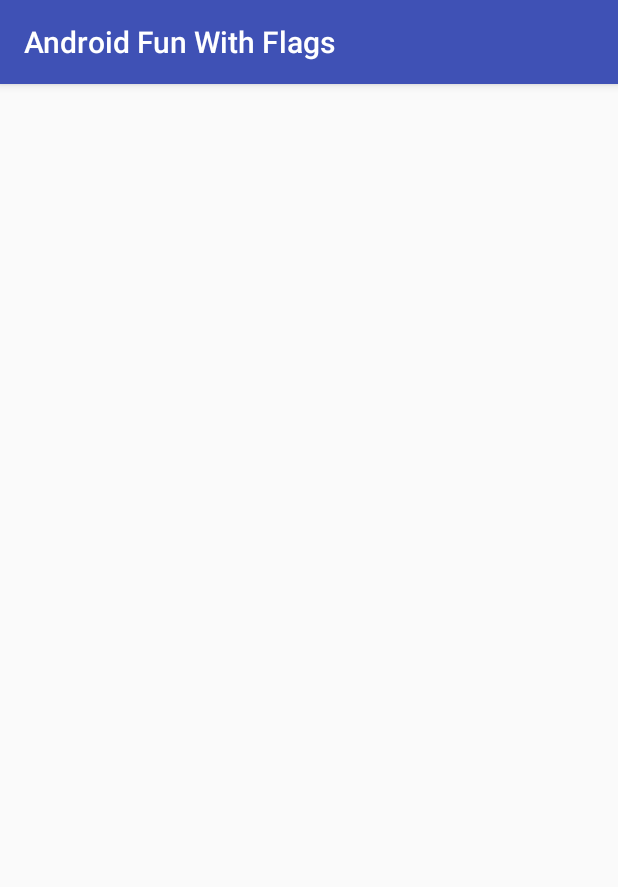
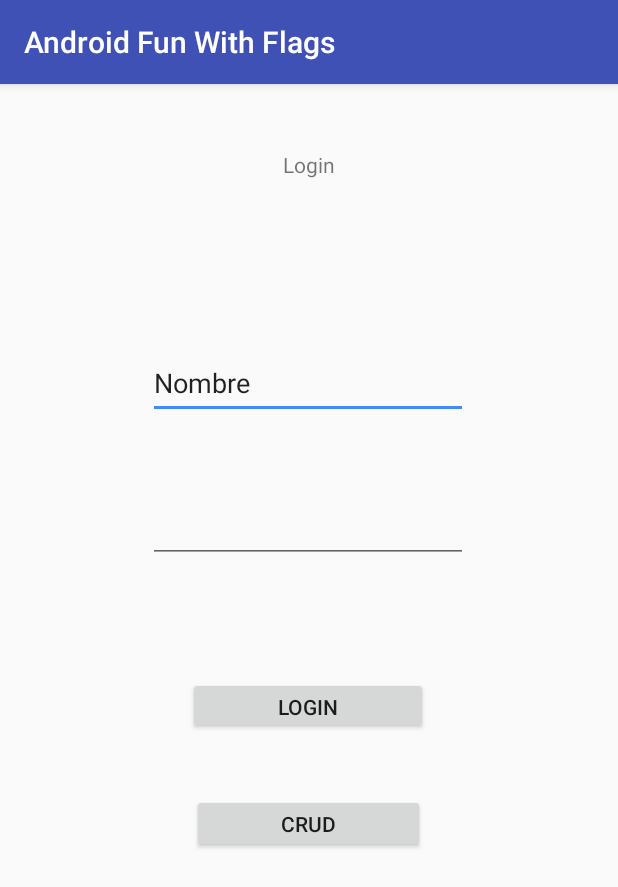
Before and after one commit to anth0nylG/Anthony_LopezGuerrero_2doParcial_Prueba_01, an Android app: the screen it shows after launch (BALG_LoginActivity), on a phone screen of 412 x 824 dp. Shown: the top 887 px of the screen. Run offline under Robolectric (Android 15) with nearby library versions, the phone set to English and light mode, and no system bars.

Commit message:
last commit

```diff
--- a/app/src/main/java/com/anthonyG/apps/Anthony_LopezGuerrero_2doParcial_Prueba_01/BALG_LoginActivity.java
+++ b/app/src/main/java/com/anthonyG/apps/Anthony_LopezGuerrero_2doParcial_Prueba_01/BALG_LoginActivity.java
@@ -1,13 +1,76 @@
 package com.anthonyG.apps.Anthony_LopezGuerrero_2doParcial_Prueba_01;
 
+import android.content.Intent;
 import android.support.v7.app.AppCompatActivity;
 import android.os.Bundle;
+import android.view.View;
+import android.widget.Button;
+import android.widget.EditText;
+import android.widget.Toast;
 
 public class BALG_LoginActivity extends AppCompatActivity {
+
+    private EditText editTextUsr;
+    private EditText editTextPasswd;
+
+    private Button buttonLogin;
+    private Button buttonCrud;
 
     @Override
     protected void onCreate(Bundle savedInstanceState) {
         super.onCreate(savedInstanceState);
         setContentView(R.layout.activity_balg_login);
+
+        editTextUsr = findViewById(R.id.editTextUsuario);
+        editTextPasswd = findViewById(R.id.editTextPassword1);
+
+        buttonLogin = findViewById(R.id.buttonLogin);
+        buttonCrud = findViewById(R.id.buttonCrud);
+
+
+        buttonLogin.setOnClickListener(new View.OnClickListener() {
+            @Override
+            public void onClick(View view) {
+                ValidarUsuario(view);
+            }
+        });
+
+        buttonCrud.setOnClickListener(new View.OnClickListener() {
+            @Override
+            public void onClick(View view) {
+                EditUserInformation(view);
+            }
+        });
+    }
+
+    private void ValidarUsuario(View view) {
+
+        BALG_ClienteDAL clienteDAL = new BALG_ClienteDAL(this);
+        String usr = editTextUsr.getText().toString();
+        String passwd = editTextPasswd.getText().toString();
+        BALG_Cliente cliente = new BALG_Cliente();
+//        cliente=clienteDAL.selectByUsrDAL(usr.toString());
+
+
+        if(cliente!=null)
+        {
+            Toast.makeText(this,"Hay Datos",Toast.LENGTH_SHORT).show();
+
+
+
+        }
+        else
+        {
+            Toast.makeText(this, "No se encontraron registros del cliente en la tabla", Toast.LENGTH_SHORT).show();
+        }
+
+        Intent flags = new Intent(this, MainActivity.class);
+        startActivity(flags);
+
+    }
+
+    private void EditUserInformation(View view) {
+        Intent crudActivity = new Intent(this,BALG_CrudClientes.class);
+        startActivity(crudActivity);
     }
 }
--- a/app/src/main/res/layout/activity_balg_login.xml
+++ b/app/src/main/res/layout/activity_balg_login.xml
@@ -6,4 +6,63 @@
     android:layout_height="match_parent"
     tools:context=".BALG_LoginActivity">
 
+    <TextView
+        android:id="@+id/textView2"
+        android:layout_width="wrap_content"
+        android:layout_height="wrap_content"
+        android:layout_marginTop="44dp"
+        android:text="Login"
+        app:layout_constraintEnd_toEndOf="parent"
+        app:layout_constraintStart_toStartOf="parent"
+        app:layout_constraintTop_toTopOf="parent" />
+
+    <EditText
+        android:id="@+id/editTextUsuario"
+        android:layout_width="wrap_content"
+        android:layout_height="wrap_content"
+        android:layout_marginTop="112dp"
+        android:ems="10"
+        android:inputType="textPersonName"
+        android:minHeight="48dp"
+        android:text="Nombre"
+        app:layout_constraintEnd_toEndOf="parent"
+        app:layout_constraintHorizontal_bias="0.497"
+        app:layout_constraintStart_toStartOf="parent"
+        app:layout_constraintTop_toBottomOf="@+id/textView2" />
+
+    <EditText
+        android:id="@+id/editTextPassword1"
+        android:layout_width="wrap_content"
+        android:layout_height="wrap_content"
+        android:layout_marginTop="48dp"
+        android:ems="10"
+        android:inputType="textPassword"
+        android:minHeight="48dp"
+        app:layout_constraintEnd_toEndOf="parent"
+        app:layout_constraintHorizontal_bias="0.497"
+        app:layout_constraintStart_toStartOf="parent"
+        app:layout_constraintTop_toBottomOf="@+id/editTextUsuario" />
+
+    <Button
+        android:id="@+id/buttonLogin"
+        android:layout_width="160dp"
+        android:layout_height="38dp"
+        android:layout_marginTop="76dp"
+        android:text="Login"
+        app:layout_constraintEnd_toEndOf="parent"
+        app:layout_constraintHorizontal_bias="0.498"
+        app:layout_constraintStart_toStartOf="parent"
+        app:layout_constraintTop_toBottomOf="@+id/editTextPassword1" />
+
+    <Button
+        android:id="@+id/buttonCrud"
+        android:layout_width="155dp"
+        android:layout_height="39dp"
+        android:layout_marginTop="40dp"
+        android:text="CRUD"
+        app:layout_constraintEnd_toEndOf="parent"
+        app:layout_constraintHorizontal_bias="0.498"
+        app:layout_constraintStart_toStartOf="parent"
+        app:layout_constraintTop_toBottomOf="@+id/buttonLogin" />
+
 </android.support.constraint.ConstraintLayout>
```
